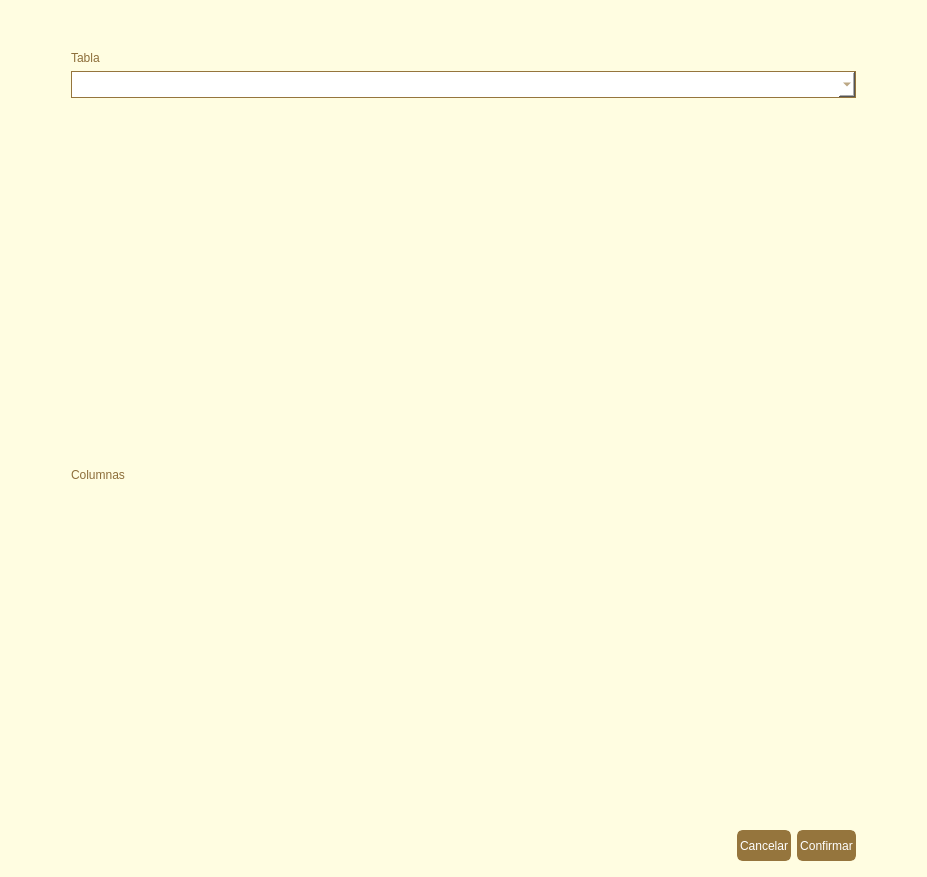
Above: ui/agregar-registros.ui from andreadh01/Notarius before the change. Below: the same form after it.
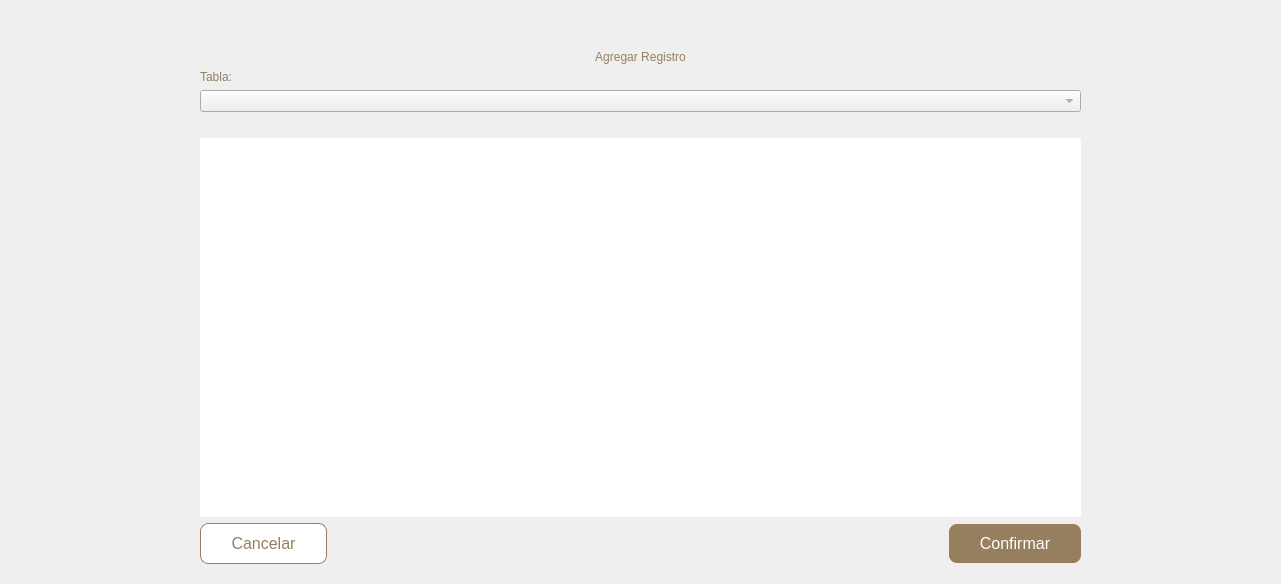
That is the form after the change.

Commit message: mejora de interfaz de agregar y editar registros

Patch:
```diff
--- a/ui/agregar-registros.ui
+++ b/ui/agregar-registros.ui
@@ -6,171 +6,74 @@
    <rect>
     <x>0</x>
     <y>0</y>
-    <width>927</width>
-    <height>877</height>
+    <width>1281</width>
+    <height>584</height>
    </rect>
   </property>
   <property name="windowTitle">
    <string>Dialog</string>
   </property>
+  <layout class="QVBoxLayout" name="verticalLayout_2">
+   <property name="leftMargin">
+    <number>200</number>
+   </property>
+   <property name="topMargin">
+    <number>50</number>
+   </property>
+   <property name="rightMargin">
+    <number>200</number>
+   </property>
+   <property name="bottomMargin">
+    <number>20</number>
+   </property>
+   <item>
+    <widget class="QLabel" name="titulo">
   <property name="styleSheet">
-   <string notr="true">QDialog {
- background-color:rgb(255, 253, 225);
-
-}</string>
-  </property>
-  <layout class="QHBoxLayout" name="horizontalLayout" stretch="0,0,1,0,0">
-   <item>
-    <spacer name="verticalSpacer_9">
-     <property name="orientation">
-      <enum>Qt::Vertical</enum>
+      <string notr="true">font: 24pt &quot;Arial Rounded MT Bold&quot;;
+color: #957F5F;
+</string>
+     </property>
+     <property name="text">
+      <string>Agregar Registro</string>
      </property>
-     <property name="sizeHint" stdset="0">
-      <size>
-       <width>20</width>
-       <height>847</height>
-      </size>
+     <property name="alignment">
+      <set>Qt::AlignCenter</set>
      </property>
-    </spacer>
+    </widget>
    </item>
    <item>
-    <spacer name="horizontalSpacer_3">
-     <property name="orientation">
-      <enum>Qt::Horizontal</enum>
-     </property>
-     <property name="sizeHint" stdset="0">
-      <size>
-       <width>40</width>
-       <height>20</height>
-      </size>
-     </property>
-    </spacer>
-   </item>
-   <item>
-    <layout class="QVBoxLayout" name="verticalLayout" stretch="0,0,0,0,1,0,1,0">
-     <item>
-      <spacer name="verticalSpacer">
-       <property name="orientation">
-        <enum>Qt::Vertical</enum>
-       </property>
-       <property name="sizeHint" stdset="0">
-        <size>
-         <width>20</width>
-         <height>40</height>
-        </size>
-       </property>
-      </spacer>
-     </item>
+    <layout class="QVBoxLayout" name="verticalLayout_3">
      <item>
       <widget class="QLabel" name="label_tabla">
        <property name="styleSheet">
-        <string notr="true">font: 12pt &quot;Arial Rounded MT Bold&quot;;
-color: rgb(141, 110, 58);</string>
+        <string notr="true">font: 18pt &quot;Arial Rounded MT Bold&quot;;
+color: #957F5F;</string>
        </property>
        <property name="text">
-        <string>Tabla</string>
+        <string>Tabla:</string>
        </property>
       </widget>
      </item>
      <item>
       <widget class="QComboBox" name="tablaslist">
        <property name="styleSheet">
-        <string notr="true">QComboBox{
-border: 1px solid #95753d;
-background-color: white;
-font: 75 14pt;
-color: rgb(149, 117, 61);
+        <string notr="true">QComboBox{font: 18pt &quot;Arial Rounded MT Bold&quot;;
+color: #957F5F;
+
+}
+QListView{
+background: white;
 }</string>
        </property>
       </widget>
      </item>
-     <item>
-      <spacer name="horizontalSpacer">
-       <property name="orientation">
-        <enum>Qt::Horizontal</enum>
-       </property>
-       <property name="sizeHint" stdset="0">
-        <size>
-         <width>40</width>
-         <height>20</height>
-        </size>
-       </property>
-      </spacer>
-     </item>
-     <item>
-      <layout class="QHBoxLayout" name="horizontalLayout_3" stretch="1,2">
-       <item>
-        <widget class="QLabel" name="label_iconousuario">
-         <property name="text">
-          <string/>
-         </property>
-        </widget>
-       </item>
-       <item>
-        <spacer name="verticalSpacer_20">
-         <property name="orientation">
-          <enum>Qt::Vertical</enum>
-         </property>
-         <property name="sizeHint" stdset="0">
-          <size>
-           <width>20</width>
-           <height>40</height>
-          </size>
-         </property>
-        </spacer>
-       </item>
-      </layout>
-     </item>
-     <item>
-      <layout class="QGridLayout" name="gridLayout">
-       <item row="0" column="1">
-        <widget class="QLabel" name="label_acceso">
-         <property name="styleSheet">
-          <string notr="true">font: 12pt &quot;Arial Rounded MT Bold&quot;;
-color: rgb(141, 110, 58);</string>
-         </property>
-         <property name="text">
-          <string>Columnas</string>
-         </property>
-        </widget>
-       </item>
-      </layout>
-     </item>
-     <item>
-      <spacer name="horizontalSpacer_2">
-       <property name="orientation">
-        <enum>Qt::Horizontal</enum>
-       </property>
-       <property name="sizeHint" stdset="0">
-        <size>
-         <width>40</width>
-         <height>20</height>
-        </size>
-       </property>
-      </spacer>
-     </item>
-     <item>
-      <layout class="QHBoxLayout" name="horizontalLayout_2" stretch="2,0,0,0">
-       <item>
-        <spacer name="verticalSpacer_17">
-         <property name="orientation">
-          <enum>Qt::Vertical</enum>
-         </property>
-         <property name="sizeHint" stdset="0">
-          <size>
-           <width>20</width>
-           <height>40</height>
-          </size>
-         </property>
-        </spacer>
+    </layout>
        </item>
        <item>
         <widget class="QLabel" name="label_exito">
          <property name="styleSheet">
-          <string notr="true">QLabel {
-               font: 12pt;
-               color: green;
-               }</string>
+      <string notr="true">font: 14pt &quot;Arial&quot;;
+color: #8fc26b;</string>
          </property>
          <property name="text">
           <string/>
@@ -178,14 +81,123 @@
         </widget>
        </item>
        <item>
+    <widget class="QScrollArea" name="scrollArea">
+     <property name="styleSheet">
+      <string notr="true">QScrollArea{
+border: none;
+background: white;
+}
+QScrollBar:vertical {
+	border: none;
+    background: white;
+    width: 14px;
+    margin: 15px 0 15px 0;
+	border-radius: 0px;
+ }
+
+/*  HANDLE BAR VERTICAL */
+QScrollBar::handle:vertical {	
+	background-color: #CCCCCC;
+	min-height: 30px;
+	border-radius: 7px;
+}
+QScrollBar::handle:vertical:hover{	
+	background-color: #666666;
+}
+QScrollBar::handle:vertical:pressed {	
+	background-color: #666666;
+}
+
+/* BTN TOP - SCROLLBAR */
+QScrollBar::sub-line:vertical {
+	border: none;
+	background-color: white;
+	height: 15px;
+	border-top-left-radius: 7px;
+	border-top-right-radius: 7px;
+	subcontrol-position: top;
+	subcontrol-origin: margin;
+}
+QScrollBar::sub-line:vertical:hover {	
+	background-color: white;
+}
+QScrollBar::sub-line:vertical:pressed {	
+	background-color: white
+}
+
+/* BTN BOTTOM - SCROLLBAR */
+QScrollBar::add-line:vertical {
+	border: none;
+	background-color: white
+	height: 15px;
+	border-bottom-left-radius: 7px;
+	border-bottom-right-radius: 7px;
+	subcontrol-position: bottom;
+	subcontrol-origin: margin;
+}
+QScrollBar::add-line:vertical:hover {	
+	background-color: white;
+}
+QScrollBar::add-line:vertical:pressed {	
+	background-color: white;
+}
+
+/* RESET ARROW */
+QScrollBar::up-arrow:vertical, QScrollBar::down-arrow:vertical {
+	background: none;
+}
+QScrollBar::add-page:vertical, QScrollBar::sub-page:vertical {
+	background: none;
+}
+</string>
+     </property>
+     <property name="widgetResizable">
+      <bool>true</bool>
+     </property>
+     <widget class="QWidget" name="scrollAreaWidgetContents">
+      <property name="geometry">
+       <rect>
+        <x>0</x>
+        <y>0</y>
+        <width>881</width>
+        <height>24</height>
+       </rect>
+      </property>
+      <property name="sizePolicy">
+       <sizepolicy hsizetype="Preferred" vsizetype="Maximum">
+        <horstretch>0</horstretch>
+        <verstretch>0</verstretch>
+       </sizepolicy>
+      </property>
+      <property name="styleSheet">
+       <string notr="true">background-color:white</string>
+      </property>
+      <layout class="QVBoxLayout" name="verticalLayout">
+       <property name="leftMargin">
+        <number>12</number>
+       </property>
+       <property name="rightMargin">
+        <number>25</number>
+       </property>
+      </layout>
+     </widget>
+    </widget>
+   </item>
+   <item>
+    <layout class="QGridLayout" name="gridLayout">
+     <property name="leftMargin">
+      <number>0</number>
+     </property>
+     <item row="0" column="0">
         <widget class="QPushButton" name="pushButton_cancelar">
          <property name="styleSheet">
           <string notr="true">QPushButton {
-border-radius: 6px;
-border: 3px solid #95753d;
-background-color: #95753d;
-color: white;
-height: 25px;
+border-radius: 8px;
+border: 1px solid #957F5F;
+background-color: white;
+color: #957F5F;
+font-size: 16px;
+padding: 10px 30px;
 }
 
 QPushButton:hover {
@@ -206,15 +218,15 @@
          </property>
         </widget>
        </item>
-       <item>
+     <item row="0" column="2">
         <widget class="QPushButton" name="pushButton_confirmar">
          <property name="styleSheet">
           <string notr="true">QPushButton {
-border-radius: 6px;
-border: 3px solid #95753d;
-background-color: #95753d;
+border-radius: 8px;
+background-color: #957F5F;
 color: white;
-height: 25px;
+font-size: 16px;
+padding: 10px 30px;
 }
 
 QPushButton:hover {
@@ -235,12 +247,8 @@
          </property>
         </widget>
        </item>
-      </layout>
-     </item>
-    </layout>
-   </item>
-   <item>
-    <spacer name="horizontalSpacer_4">
+     <item row="0" column="1">
+      <spacer name="horizontalSpacer">
      <property name="orientation">
       <enum>Qt::Horizontal</enum>
      </property>
@@ -252,18 +260,7 @@
      </property>
     </spacer>
    </item>
-   <item>
-    <spacer name="verticalSpacer_16">
-     <property name="orientation">
-      <enum>Qt::Vertical</enum>
-     </property>
-     <property name="sizeHint" stdset="0">
-      <size>
-       <width>20</width>
-       <height>847</height>
-      </size>
-     </property>
-    </spacer>
+    </layout>
    </item>
   </layout>
  </widget>
```
Lines whose indentation alone changed are shown as unchanged. The commit also changes 16 other files.
